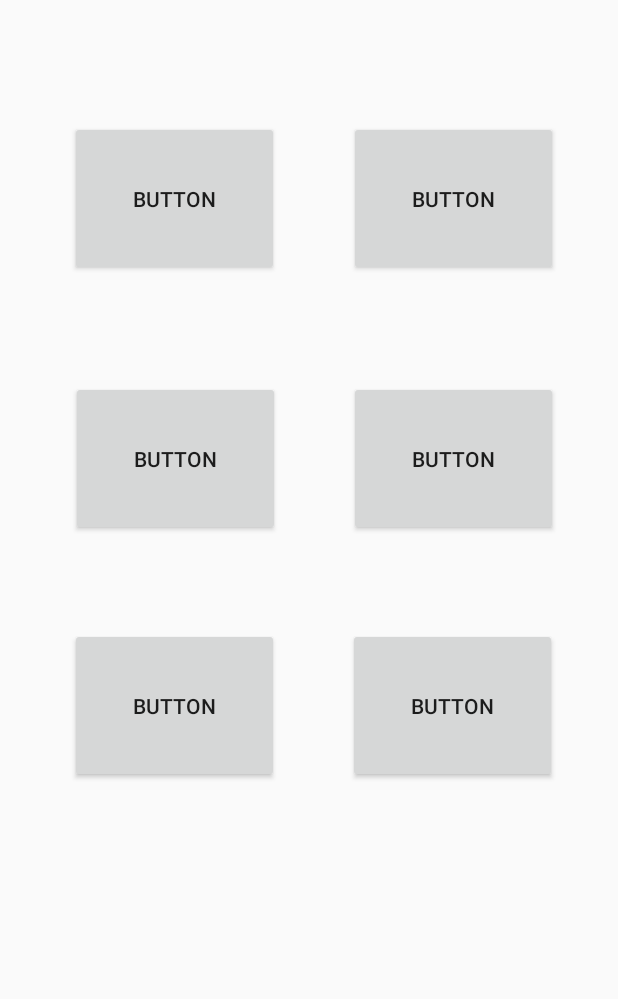
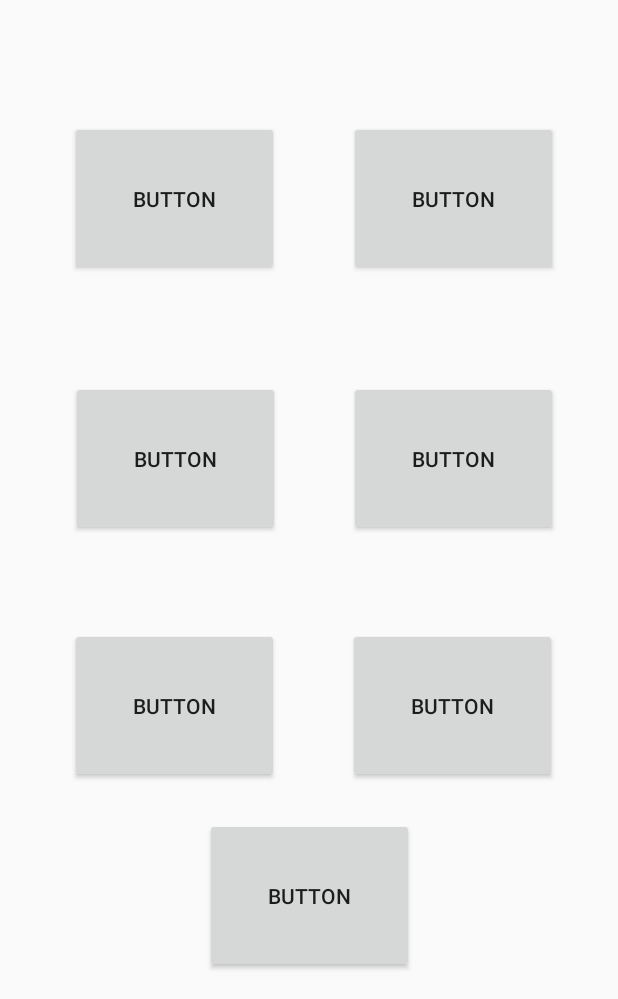
Before and after one commit to konan-pbl-2022/KUSA_Game, an Android app: the screen it shows after launch (MainActivity), on a phone screen of 412 x 824 dp, the part 237-1236 px from its top. Run offline under Robolectric (Android 15) with nearby library versions, the phone set to English and light mode, and no system bars.

Commit message:
新しいゲームの追加

```diff
--- a/app/src/main/AndroidManifest.xml
+++ b/app/src/main/AndroidManifest.xml
@@ -9,6 +9,7 @@
         android:roundIcon="@mipmap/ic_launcher_round"
         android:supportsRtl="true"
         android:theme="@style/AppTheme">
+        <activity android:name=".Game7"></activity>
         <activity android:name=".Game6" />
         <activity android:name=".Game2_game" />
         <activity android:name=".Game4" />
--- a/app/src/main/java/com/example/kusa_game/MainActivity.java
+++ b/app/src/main/java/com/example/kusa_game/MainActivity.java
@@ -68,5 +68,14 @@ public class MainActivity extends AppCompatActivity {
             }
         });
 
+        Button Button7 = (Button) findViewById(R.id.button7);
+        Button7.setOnClickListener(new View.OnClickListener() {
+            @Override
+            public void onClick(View view) {
+                Intent intent = new Intent(MainActivity.this, Game7.class);
+                startActivity(intent);
+            }
+        });
+
     }
 }
--- a/app/src/main/res/layout/activity_main.xml
+++ b/app/src/main/res/layout/activity_main.xml
@@ -92,4 +92,15 @@
         app:layout_constraintTop_toTopOf="parent"
         app:layout_constraintVertical_bias="0.783" />
 
+    <Button
+        android:id="@+id/button7"
+        android:layout_width="139dp"
+        android:layout_height="103dp"
+        android:text="Button"
+        app:layout_constraintBottom_toBottomOf="parent"
+        app:layout_constraintEnd_toEndOf="parent"
+        app:layout_constraintStart_toStartOf="parent"
+        app:layout_constraintTop_toTopOf="parent"
+        app:layout_constraintVertical_bias="0.974" />
+
 </androidx.constraintlayout.widget.ConstraintLayout>
```
Also changed, not shown: app/src/main/java/com/example/kusa_game/Game7.java (added, +14 -0 lines), app/src/main/res/layout/activity_game7.xml (added, +9 -0 lines).
